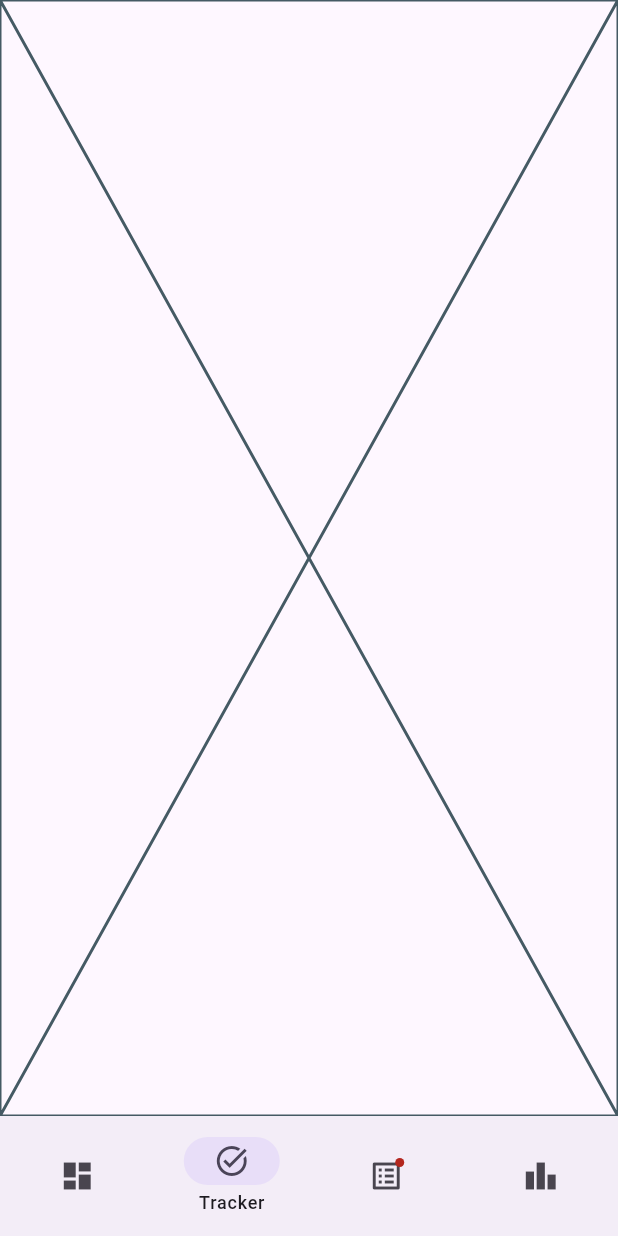
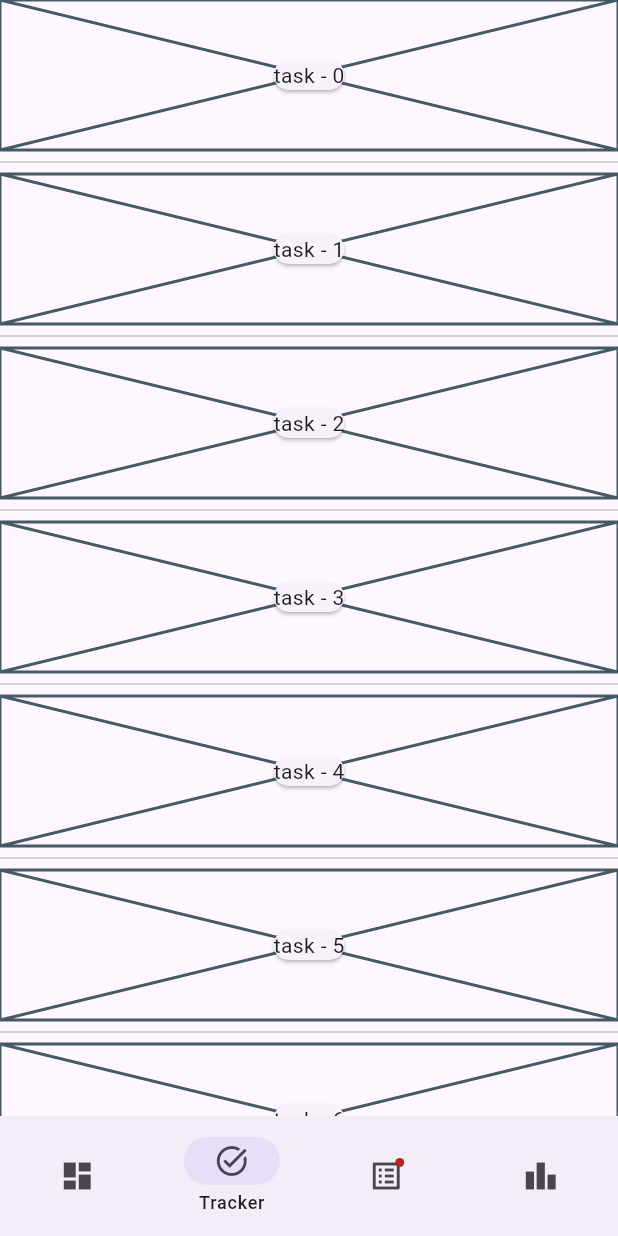
Before and after one commit to jaller698/02122_project, a Flutter app: the screen it shows after launch, item 2 of the bottom bar chosen, on a phone screen of 412 x 824 dp. Run offline on Flutter 3.47's test engine with Material 3 defaults, Android fonts, the phone set to English and light mode, and no system bars; our stand-ins replace flutter_form_builder, form_builder_validators.

Commit message:
Added placeholder for carbon tracker

```diff
--- a/Frontend/lib/src/CarbonTracker/carbon_tracker_view.dart
+++ b/Frontend/lib/src/CarbonTracker/carbon_tracker_view.dart
@@ -7,6 +7,21 @@ class CarbonTrackerView extends StatelessWidget {
 
   @override
   Widget build(BuildContext context) {
-    return const Placeholder();
+    return ListView.separated(
+      itemBuilder: (context, index) {
+        return Placeholder(
+          fallbackHeight: 100,
+          child: Center(
+            child: Card(
+              child: Text('task - $index'),
+            ),
+          ),
+        );
+      },
+      separatorBuilder: (context, index) {
+        return Divider();
+      },
+      itemCount: 8,
+    );
   }
 }
```
